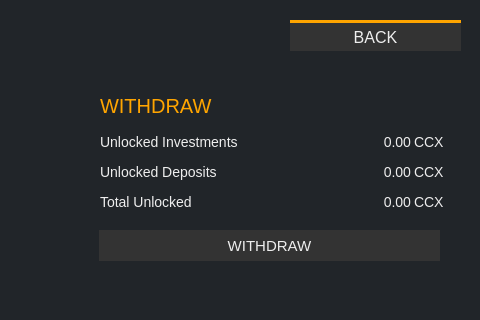
First picture: the form in src/gui/ui/depositsframe.ui, repository ConcealNetwork/conceal-desktop, before the edit; both pictures show x 790 to 1270 and y 0 to 320 of the 1270 by 700 pixel window.
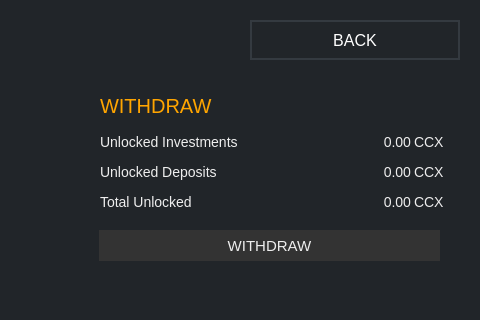
Second picture: the form after the edit.

```diff
--- a/src/gui/ui/depositsframe.ui
+++ b/src/gui/ui/depositsframe.ui
@@ -152,10 +152,10 @@
      <widget class="QPushButton" name="m_backButton">
       <property name="geometry">
        <rect>
-        <x>1080</x>
+        <x>1040</x>
         <y>20</y>
-        <width>171</width>
-        <height>31</height>
+        <width>210</width>
+        <height>40</height>
        </rect>
       </property>
       <property name="font">
@@ -164,7 +164,7 @@
        </font>
       </property>
       <property name="styleSheet">
-       <string notr="true">color: #eee; background-color: #333; border-top: 3px solid orange; font-size: 16px;</string>
+       <string notr="true">color: white; border: 2px solid #343a40; font-size: 16px;</string>
       </property>
       <property name="text">
        <string>BACK</string>
```
